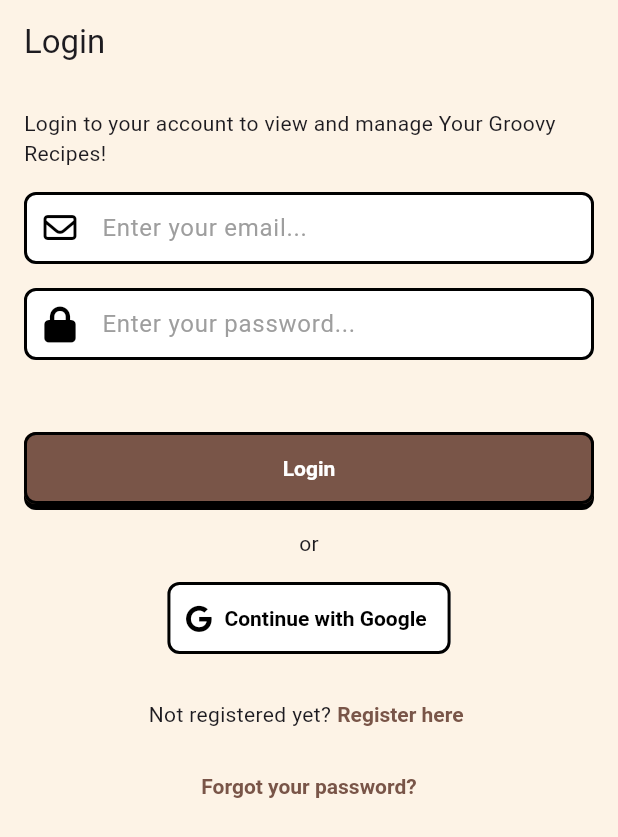
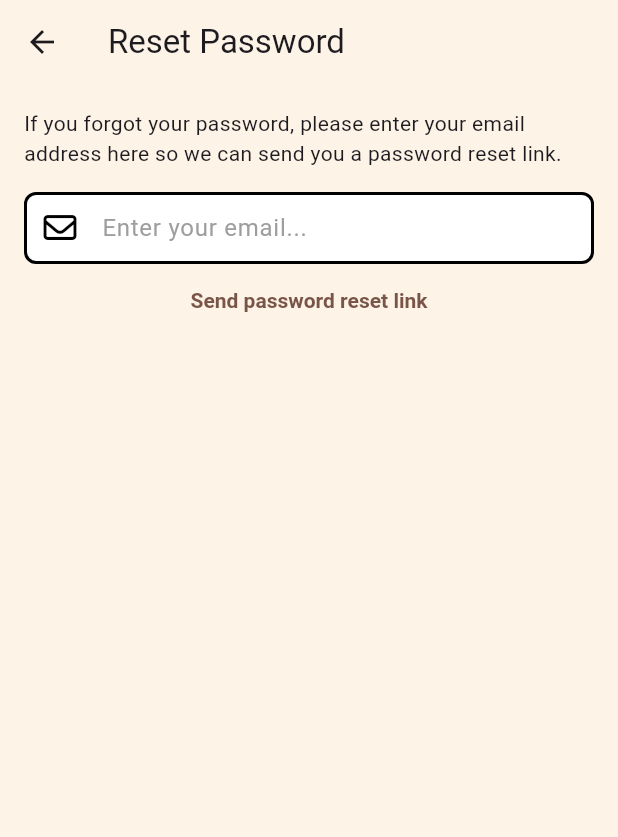
Before and after one commit to kristianskogberg/my-groovy-recipes, a Flutter app: the screen it shows after launch, after a tap on "Forgot your password?", on a phone screen of 412 x 824 dp. Shown: the top 837 px of the screen. Run offline on Flutter 3.47's test engine with Material 2 defaults, Android fonts, the phone set to English and light mode, and no system bars; our stand-ins replace firebase_auth, firebase_core, font_awesome_flutter, google_sign_in, logger; accounts and stored records are empty.

Commit message:
implement password reset logic

```diff
--- /dev/null
+++ b/lib/views/auth/forgot_pasword_page.dart
@@ -0,0 +1,101 @@
+import 'package:firebase_auth/firebase_auth.dart';
+import 'package:flutter/material.dart';
+import 'package:logger/logger.dart';
+import 'package:my_groovy_recipes/components/textfields/email_textfield.dart';
+import 'package:my_groovy_recipes/constants/styling.dart';
+import 'package:my_groovy_recipes/utils/error_dialog.dart';
+
+class ForgotPasswordView extends StatefulWidget {
+  const ForgotPasswordView({super.key});
+
+  @override
+  State<ForgotPasswordView> createState() => _ForgotPasswordViewState();
+}
+
+class _ForgotPasswordViewState extends State<ForgotPasswordView> {
+  late final TextEditingController _emailController;
+
+  @override
+  void initState() {
+    _emailController = TextEditingController();
+    super.initState();
+  }
+
+  @override
+  void dispose() {
+    _emailController.dispose();
+    super.dispose();
+  }
+
+  // send a password reset email to the user
+  void resetPassword() async {
+    // show loading animation
+    showDialog(
+      context: context,
+      builder: (context) {
+        return const Center(
+          child: CircularProgressIndicator(),
+        );
+      },
+    );
+    try {
+      await FirebaseAuth.instance
+          .sendPasswordResetEmail(email: _emailController.text);
+
+      // dismiss the loading animation
+      if (context.mounted) {
+        Navigator.of(context).popUntil((route) => route.isFirst);
+      }
+    } on FirebaseAuthException catch (e) {
+      // error occured
+      Logger().e(e);
+      // dismiss loading animation
+      if (context.mounted) Navigator.pop(context);
+      if (e.code == 'user-not-found') {
+        // show error dialog
+        showErrorDialog(
+            context: context,
+            message: "Oops! We did not find any user with that email");
+      } else if (e.code == 'invalid-email') {
+        // show error dialog
+        showErrorDialog(context: context, message: "Invalid email address");
+      } else {
+        showErrorDialog(context: context, message: e.message.toString());
+      }
+    }
+  }
+
+  @override
+  Widget build(BuildContext context) {
+    return Scaffold(
+      appBar: AppBar(
+          title: const Text(
+        "Reset Password",
+      )),
+      body: Padding(
+        padding: const EdgeInsets.all(16.0),
+        child: Column(
+          crossAxisAlignment: CrossAxisAlignment.start,
+          children: [
+            // text
+            const Text(
+                "If you forgot your password, please enter your email address here so we can send you a password reset link."),
+            const SizedBox(
+              height: defaultPadding,
+            ),
+
+            // email text field
+            EmailTextField(controller: _emailController),
+
+            // reset password button
+            Center(
+              child: TextButton(
+                  onPressed: resetPassword,
+                  child: const Text("Send password reset link")),
+            ),
+          ],
+        ),
+      ),
+    );
+  }
+}
--- a/lib/views/auth/login_view.dart
+++ b/lib/views/auth/login_view.dart
@@ -7,6 +7,7 @@ import 'package:my_groovy_recipes/components/buttons/full_width_textbutton.dart'
 import 'package:my_groovy_recipes/components/textfields/password_textfield.dart';
 import 'package:my_groovy_recipes/constants/styling.dart';
 import 'package:my_groovy_recipes/utils/error_dialog.dart';
+import 'package:my_groovy_recipes/views/auth/forgot_pasword_page.dart';
 
 class LoginView extends StatefulWidget {
   final VoidCallback onPressed;
@@ -160,7 +161,12 @@ class _LoginViewState extends State<LoginView> {
               // forgot password button
               Center(
                 child: TextButton(
-                    onPressed: () {},
+                    onPressed: () {
+                      // navigate to forgot password view
+                      Navigator.of(context).push(MaterialPageRoute(
+                        builder: (context) => const ForgotPasswordView(),
+                      ));
+                    },
                     child: const Text("Forgot your password?")),
               ),
             ],
```
